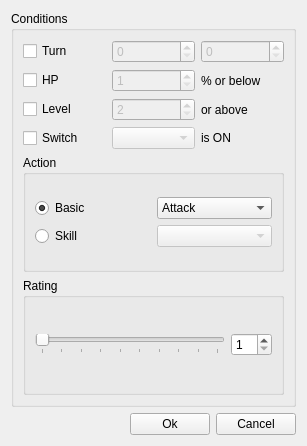
Before: the Qt Designer form editors/enemies/enemyactiondialog.ui in jowin202/YaRXP, drawn with Qt 5.
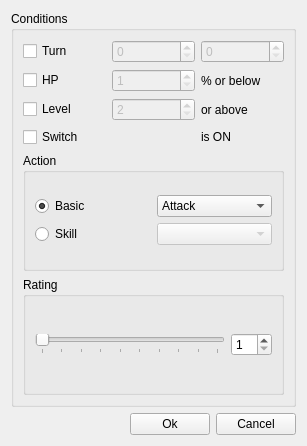
After: the same form once the commit is applied. Custom widgets are drawn as their Qt base class.

Commit message: Variable and Switch Dialog

```diff
--- a/editors/enemies/enemyactiondialog.ui
+++ b/editors/enemies/enemyactiondialog.ui
@@ -85,13 +85,6 @@
             </property>
            </widget>
           </item>
-          <item row="3" column="1">
-           <widget class="QComboBox" name="combo_switch">
-            <property name="enabled">
-             <bool>false</bool>
-            </property>
-           </widget>
-          </item>
           <item row="2" column="0">
            <widget class="QCheckBox" name="check_level">
             <property name="text">
@@ -151,6 +144,13 @@
             </property>
            </widget>
           </item>
+          <item row="3" column="1">
+           <widget class="SwitchVariableWidget" name="switch_widget" native="true">
+            <property name="enabled">
+             <bool>false</bool>
+            </property>
+           </widget>
+          </item>
          </layout>
         </item>
         <item row="1" column="0">
@@ -272,6 +272,14 @@
    </item>
   </layout>
  </widget>
+ <customwidgets>
+  <customwidget>
+   <class>SwitchVariableWidget</class>
+   <extends>QWidget</extends>
+   <header>dialogs/switchvariablewidget.h</header>
+   <container>1</container>
+  </customwidget>
+ </customwidgets>
  <resources/>
  <connections>
   <connection>
```
Left out of the diff: 50 changed lines with no effect on the pictures. The commit also changes 33 other files.
